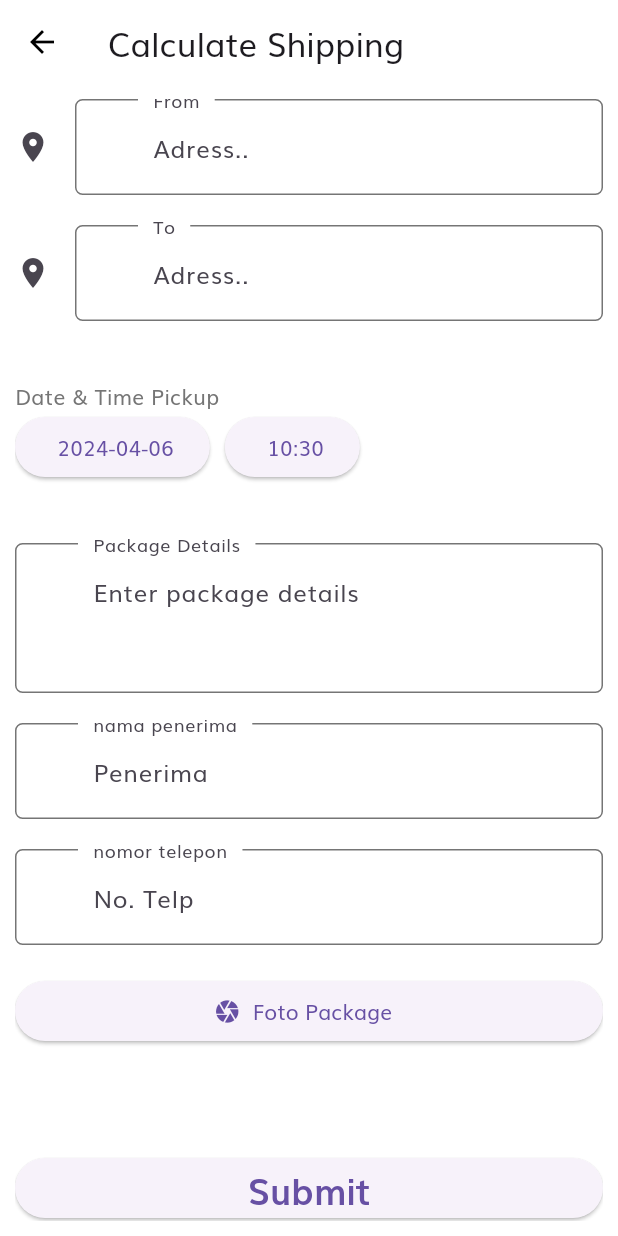
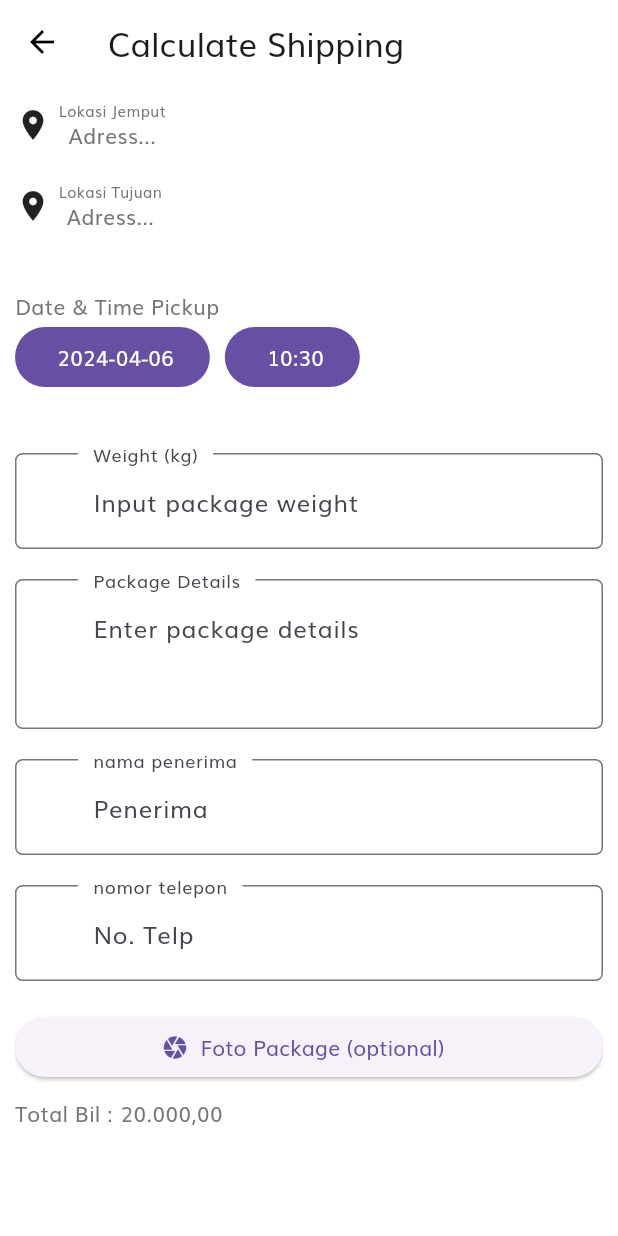
Before and after one commit to admiral-gunter/sima-pengiriman-mobile, a Flutter app: the DeliveryInstantScreen screen opened by its route, on a phone screen of 412 x 824 dp. Run offline on Flutter 3.47's test engine with Material 3 defaults, Android fonts, the phone set to English and light mode, and no system bars; our stand-ins replace audioplayers, cloud_firestore, firebase_core, firebase_database, flutter_spinkit, flutter_svg and 7 more; missing offline and left inert: auto_size_text_field, flutter_background, flutter_background_service, flutter_polyline_points, mobile_scanner, open_street_map_search_and_pick; accounts and stored records are empty.

```diff
--- a/lib/routes.dart
+++ b/lib/routes.dart
@@ -11,6 +11,8 @@ import 'package:sima_pengiriman/screens/turun_barang_offline/turun_barang_offlin
 
 import 'screens/delivery_instant/delivery_instant_screen.dart';
 import 'screens/history_turun_barang/history_turun_barang.dart';
+import 'screens/looking_for_courier/looking_for_courier.dart';
+import 'screens/map_picker/map_picker.dart';
 import 'screens/maps_view/maps_view.dart';
 import 'screens/scan_pengiriman/scan_pengiriman_screen.dart';
 import 'screens/scanner_offline/scanner_offline_screen.dart';
@@ -38,5 +40,9 @@ final Map<String, WidgetBuilder> routes = {
       TurunBarangOnlineHistoryScreen(),
   MapsView.routeName: (context) => MapsView(),
   DeliverOrderMenu.routeName: (context) => DeliverOrderMenu(),
-  DeliveryInstantScreen.routeName: (context) => DeliveryInstantScreen()
+  DeliveryInstantScreen.routeName: (context) => DeliveryInstantScreen(),
+  MapPicker.routeName: (context) => MapPicker(
+        title: 'Map Picker',
+      ),
+  LookingForCourier.routeName: (context) => LookingForCourier()
 };
--- a/lib/screens/delivery_instant/components/delivery_form.dart
+++ b/lib/screens/delivery_instant/components/delivery_form.dart
@@ -1,4 +1,7 @@
 import 'package:flutter/material.dart';
+import 'package:sima_pengiriman/screens/map_picker/map_picker.dart';
+
+import '../../looking_for_courier/looking_for_courier.dart';
 
 class DeliveryForm extends StatefulWidget {
   @override
@@ -47,21 +50,55 @@ class _DeliveryFormState extends State<DeliveryForm> {
             mainAxisAlignment: MainAxisAlignment.spaceAround,
             children: [
               Column(mainAxisSize: MainAxisSize.min, children: [
-                TextFormField(
-                  decoration: InputDecoration(
-                    icon: Icon(Icons.location_on),
-                    hintText: 'Adress..',
-                    labelText: 'From',
+                InkWell(
+                  onTap: () {
+                    Navigator.pushReplacementNamed(
+                        context, MapPicker.routeName);
+                  },
+                  child: Container(
+                    child: Row(
+                      mainAxisAlignment: MainAxisAlignment.start,
+                      children: [
+                        Icon(Icons.location_on),
+                        SizedBox(
+                          width: 5,
+                        ),
+                        Column(
+                          children: [
+                            Text('Lokasi Jemput',
+                                style: TextStyle(fontSize: 10)),
+                            Text('Adress...'),
+                          ],
+                        ),
+                      ],
+                    ),
                   ),
                 ),
                 SizedBox(
                   height: 20,
                 ),
-                TextFormField(
-                  decoration: InputDecoration(
-                    icon: Icon(Icons.location_on),
-                    hintText: 'Adress..',
-                    labelText: 'To',
+                InkWell(
+                  onTap: () {
+                    Navigator.pushReplacementNamed(
+                        context, MapPicker.routeName);
+                  },
+                  child: Container(
+                    child: Row(
+                      mainAxisAlignment: MainAxisAlignment.start,
+                      children: [
+                        Icon(Icons.location_on),
+                        SizedBox(
+                          width: 5,
+                        ),
+                        Column(
+                          children: [
+                            Text('Lokasi Tujuan',
+                                style: TextStyle(fontSize: 10)),
+                            Text('Adress...'),
+                          ],
+                        )
+                      ],
+                    ),
                   ),
                 ),
                 SizedBox(
@@ -72,13 +109,13 @@ class _DeliveryFormState extends State<DeliveryForm> {
                     child: Text('Date & Time Pickup')),
                 Row(
                   children: <Widget>[
-                    ElevatedButton(
+                    FilledButton(
                       onPressed: () => _selectDate(context),
                       child:
                           Text(' ${selectedDate.toString().substring(0, 10)}'),
                     ),
                     SizedBox(width: 10),
-                    ElevatedButton(
+                    FilledButton(
                       onPressed: () => _selectTime(context),
                       child:
                           Text(' ${selectedTime.toString().substring(10, 15)}'),
@@ -87,6 +124,15 @@ class _DeliveryFormState extends State<DeliveryForm> {
                 ),
                 SizedBox(
                   height: 40,
+                ),
+                TextFormField(
+                  decoration: InputDecoration(
+                    hintText: 'Input package weight',
+                    labelText: 'Weight (kg)',
+                  ),
+                ),
+                SizedBox(
+                  height: 20,
                 ),
                 SizedBox(
                   height: 100,
@@ -126,14 +172,29 @@ class _DeliveryFormState extends State<DeliveryForm> {
                   child: ElevatedButton.icon(
                       onPressed: () {},
                       icon: Icon(Icons.camera),
-                      label: Text('Foto Package')),
+                      label: Text('Foto Package (optional)')),
                 )
               ]),
+              SizedBox(
+                height: 10,
+              ),
+              SizedBox(
+                child: Row(
+                  children: [
+                    Text('Total Bil :'),
+                    SizedBox(width: 5),
+                    Text('20.000,00')
+                  ],
+                ),
+              ),
               SizedBox(height: 70),
               SizedBox(
                   width: double.infinity,
                   child: ElevatedButton(
-                      onPressed: () {},
+                      onPressed: () {
+                        Navigator.pushNamed(
+                            context, LookingForCourier.routeName);
+                      },
                       child: Text(
                         'Submit',
                         style: TextStyle(
--- a/pubspec.yaml
+++ b/pubspec.yaml
@@ -73,6 +73,9 @@ dependencies:
   uuid: 3.0.7
   workmanager: ^0.5.2
   permission_handler: ^11.3.0
+  open_street_map_search_and_pick: ^0.1.0
+  flutter_spinkit: ^5.2.1
+  flutter_icons: ^1.1.0
 dev_dependencies:
   flutter_test:
     sdk: flutter
```
Also changed, not shown: lib/screens/looking_for_courier/components/body.dart (added, +212 -0 lines), lib/screens/looking_for_courier/looking_for_courier.dart (added, +14 -0 lines), lib/screens/map_picker/map_picker.dart (added, +98 -0 lines), pubspec.lock.
